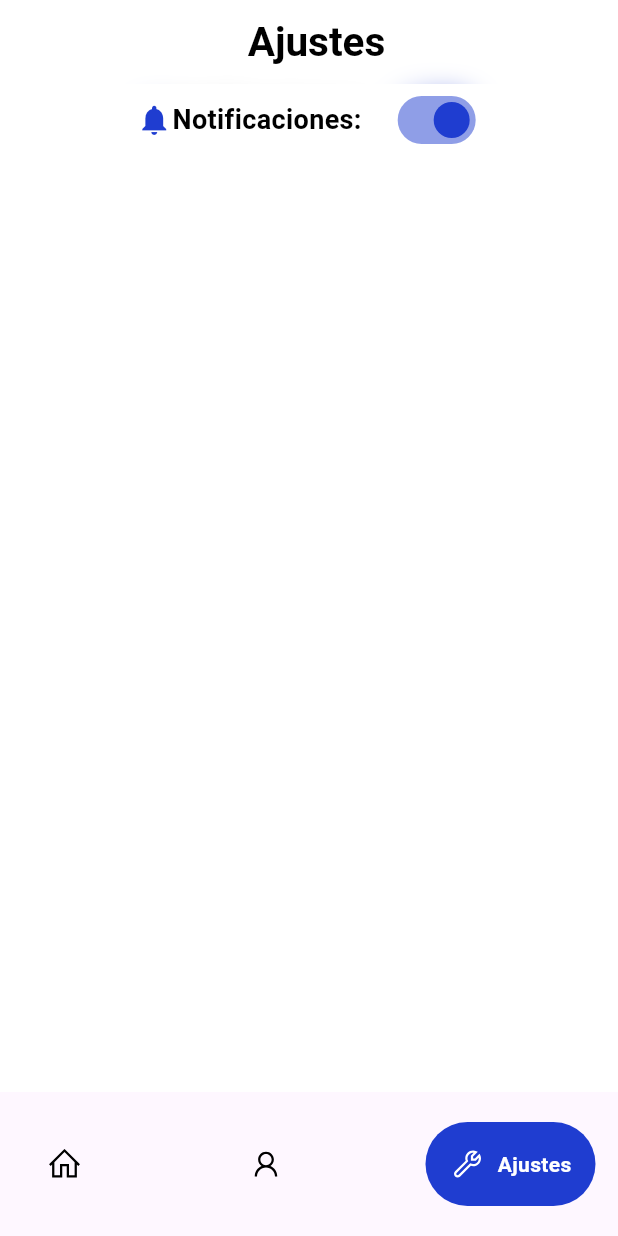
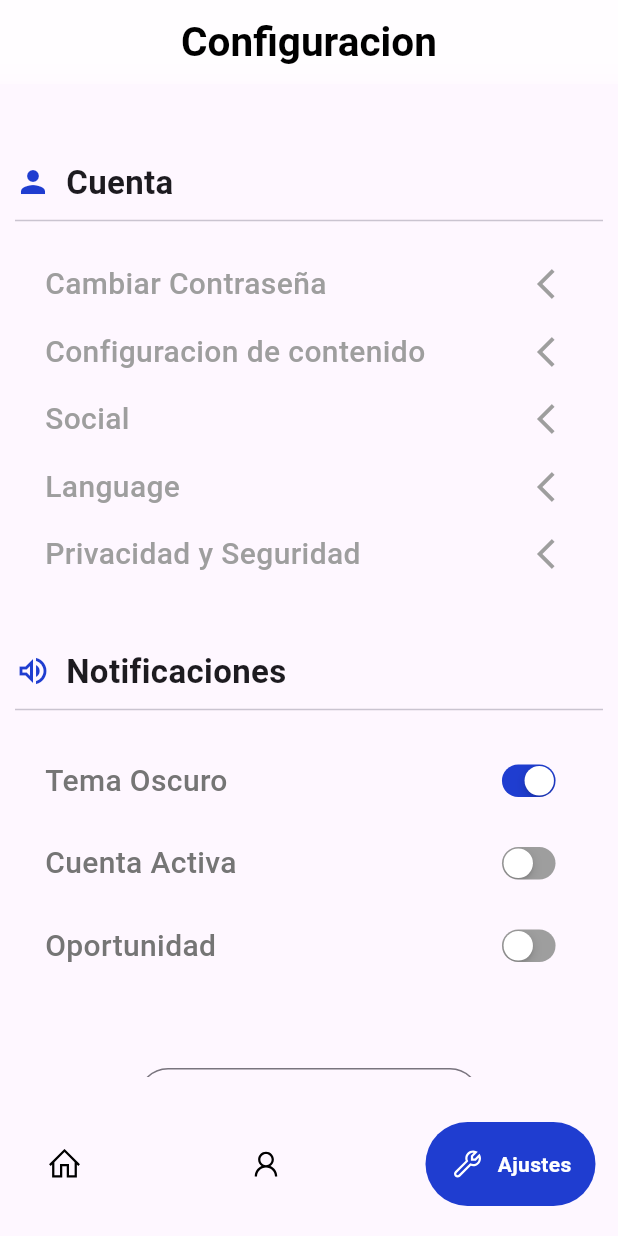
Before and after one commit to Jesus0917/ServiPlus-1.0, a Flutter app: the HomePage screen opened by its route, item 3 of the bottom bar chosen, on a phone screen of 412 x 824 dp. Run offline on Flutter 3.47's test engine with Material 3 defaults, Android fonts, the phone set to English and light mode, and no system bars; drawn by our look-alikes of google_nav_bar; our stand-ins replace firebase_auth, firebase_core, firebase_storage, flutter_spinkit, fluttertoast, google_sign_in and 2 more; accounts and stored records are empty; network calls fail.

Commit message:
pantalla de configuracion
Signed-off-by: Jesus Garcia <ninojavier32@gmail.com>

```diff
--- a/lib/features/user_auth/presentation/pages/home_page.dart
+++ b/lib/features/user_auth/presentation/pages/home_page.dart
@@ -1,6 +1,7 @@
 import 'dart:ui';
 import 'package:firebase_auth/firebase_auth.dart';
 import 'package:firebase_storage/firebase_storage.dart';
+import 'package:flutter/cupertino.dart';
 import 'package:flutter/material.dart';
 import 'package:flutter_application_1/features/user_auth/presentation/pages/list_workers.dart';
 import 'package:google_nav_bar/google_nav_bar.dart';
@@ -108,8 +109,12 @@ class _HomeScreenState extends State<HomePage> {
     } else {
       return Center(
         child: SettingsScreen(
-          notificationsEnabled: notificationsEnabled,
-          onNotificationToggle: _toggleNotifications,
+          valNotify1: notificationsEnabled,
+          valNotify2: false,
+          valNotify3: false,
+          onChanged1: _toggleNotifications,
+          onChanged2: (value) {},
+          onChanged3: (value) {},
         ),
       );
     }
@@ -357,20 +362,54 @@ class AccountScreen extends StatelessWidget {
   }
 }
 
-class SettingsScreen extends StatelessWidget {
-  final bool notificationsEnabled;
-  final Function(bool) onNotificationToggle;
-
+class SettingsScreen extends StatefulWidget {
   const SettingsScreen({
     Key? key,
-    required this.notificationsEnabled,
-    required this.onNotificationToggle,
+    required this.valNotify1,
+    required this.valNotify2,
+    required this.valNotify3,
+    required this.onChanged1,
+    required this.onChanged2,
+    required this.onChanged3,
   }) : super(key: key);
+
+  final bool valNotify1;
+  final bool valNotify2;
+  final bool valNotify3;
+  final Function(bool) onChanged1;
+  final Function(bool) onChanged2;
+  final Function(bool) onChanged3;
+
+  @override
+  _SettingsScreenState createState() => _SettingsScreenState();
+}
+
+class _SettingsScreenState extends State<SettingsScreen> {
+  bool valNotify1 = true;
+  bool valNotify2 = false;
+  bool valNotify3 = false;
+
+  void onChangeFunction1(bool newValue1) {
+    setState(() {
+      valNotify1 = newValue1;
+    });
+  }
+
+  void onChangeFunction2(bool newValue2) {
+    setState(() {
+      valNotify2 = newValue2;
+    });
+  }
+
+  void onChangeFunction3(bool newValue3) {
+    setState(() {
+      valNotify3 = newValue3;
+    });
+  }
 
   @override
   Widget build(BuildContext context) {
     return Scaffold(
-      backgroundColor: Colors.white,
       appBar: AppBar(
         flexibleSpace: ClipRect(
           child: BackdropFilter(
@@ -381,55 +420,142 @@ class SettingsScreen extends StatelessWidget {
         automaticallyImplyLeading: false,
         backgroundColor: Colors.white.withAlpha(200),
         elevation: 0,
-        title: Row(
-          mainAxisAlignment: MainAxisAlignment.center,
+        title: const Center(
+          child: Text(
+            'Configuracion',
+            style: TextStyle(
+              fontSize: 27.0,
+              fontWeight: FontWeight.bold,
+              color: Colors.black,
+            ),
+          ),
+        ),
+      ),
+      body: Container(
+        padding: const EdgeInsets.all(10),
+        child: ListView(
           children: [
-            const SizedBox(width: 10.0),
-            Text(
-              'Ajustes',
-              style: TextStyle(
-                fontSize: 27.0,
-                fontWeight: FontWeight.bold,
-                color: Colors.black,
+            SizedBox(height: 40,),
+            Row(
+              children: [
+                Icon(
+                  Icons.person,
+                  color: Color(0xFF1F3DD0),
+                ),
+                SizedBox(width: 10,),
+                Text("Cuenta", style: TextStyle(fontSize: 22, fontWeight: FontWeight.bold),)
+              ],
+            ),
+            Divider(height: 20,thickness: 1),
+            SizedBox(height: 10),
+            buildAccountOpion(context, "Cambiar Contraseña"),
+            buildAccountOpion(context, "Configuracion de contenido"),
+            buildAccountOpion(context, "Social"),
+            buildAccountOpion(context, "Language"),
+            buildAccountOpion(context, "Privacidad y Seguridad"),
+            SizedBox(height: 40),
+            Row(
+              children: [
+                Icon(Icons.volume_up_outlined, color: Color(0xFF1F3DD0)),
+                SizedBox(width: 10),
+                Text("Notificaciones", style: TextStyle(
+                  fontSize: 22,
+                  fontWeight: FontWeight.bold
+                ),)
+              ],
+            ),
+            Divider(height: 20, thickness: 1),
+            SizedBox(height: 10),
+            buildNotificationOpntion("Tema Oscuro", valNotify1, onChangeFunction1),
+            buildNotificationOpntion("Cuenta Activa", valNotify2, onChangeFunction2),
+            buildNotificationOpntion("Oportunidad", valNotify3, onChangeFunction3),
+            SizedBox(height: 50),
+            Center(
+              child: OutlinedButton(
+                style: OutlinedButton.styleFrom(
+                  padding: const EdgeInsets.symmetric(horizontal: 40),
+                  shape: RoundedRectangleBorder(
+                    borderRadius: BorderRadius.circular(20)
+                  )
+                ),
+                onPressed: (){},
+                child: Text("CERRAR SESION", style: TextStyle(
+                  fontSize: 16,
+                  letterSpacing: 2.2,
+                  color: Colors.black
+                )),
               ),
-            ),
+            )
           ],
         ),
       ),
-      body: Column(
-        mainAxisAlignment: MainAxisAlignment.start,
-        crossAxisAlignment: CrossAxisAlignment.center,
+    );
+  }
+
+  Padding buildNotificationOpntion(String title, bool value, Function onChangeMethod) {
+    return Padding(
+      padding: const EdgeInsets.symmetric(vertical: 8, horizontal: 20),
+      child: Row(
+        mainAxisAlignment: MainAxisAlignment.spaceBetween,
         children: [
-          // ... Other widgets
-
-          // Switch to toggle notifications
-          Row(
-            mainAxisAlignment: MainAxisAlignment.center,
-            children: [
-              const Icon(
-                Icons.notifications,
-                color: Color(0xFF1F3DD0),
-              ),
-              Text(
-                'Notificaciones:',
-                style: TextStyle(
-                  fontSize: 18.0,
-                  fontWeight: FontWeight.bold,
-                  color: Colors.black,
-                ),
-              ),
-              const SizedBox(width: 20.0),
-              Switch(
-                value: notificationsEnabled,
-                onChanged: (newValue) {
-                  onNotificationToggle(newValue);
-                },
-                activeColor: Color(0xFF1F3DD0),
-              ),
-            ],
-          ),
+          Text(title, style: TextStyle(
+            fontSize: 20,
+            fontWeight: FontWeight.w500,
+            color: Colors.grey[600]
+          )),
+          Transform.scale(
+            scale: 0.7,
+            child: CupertinoSwitch(
+              activeColor: Color(0xFF1F3DD0),
+              trackColor: Colors.grey,
+              value: value,
+              onChanged: (bool newValue){
+                onChangeMethod(newValue);
+              },
+            ),
+          )
         ],
       ),
     );
   }
+
+  GestureDetector buildAccountOpion(BuildContext context, String title){
+    return GestureDetector(
+      onTap:(){
+        showDialog(context: context, builder: (BuildContext context){
+          return AlertDialog(
+            title: Text(title),
+            content: Column(
+              mainAxisSize: MainAxisSize.min,
+              children: [
+                Text("Option 1"),
+                Text("Option 2"),
+              ],
+            ),
+            actions: [
+              TextButton(onPressed: (){
+                Navigator.of(context).pop();
+              },
+               child: Text("Cerrar")
+               )
+            ],
+          );
+        });
+      },
+      child: Padding(
+        padding: const EdgeInsets.symmetric(vertical: 8, horizontal: 20),
+        child: Row(
+          mainAxisAlignment: MainAxisAlignment.spaceBetween,
+          children: [
+            Text(title, style: TextStyle(
+              fontSize: 20,
+              fontWeight: FontWeight.w500,
+              color: Colors.grey
+            )),
+            Icon(Icons.arrow_back_ios, color: Colors.grey)
+          ],
+        ),
+      )
+    );
+  }
 }
```
